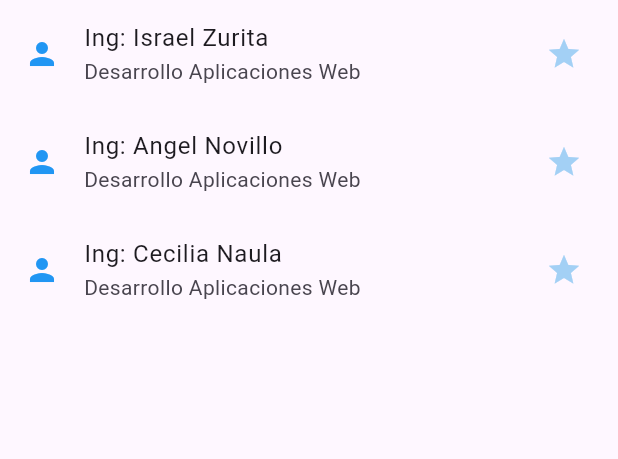
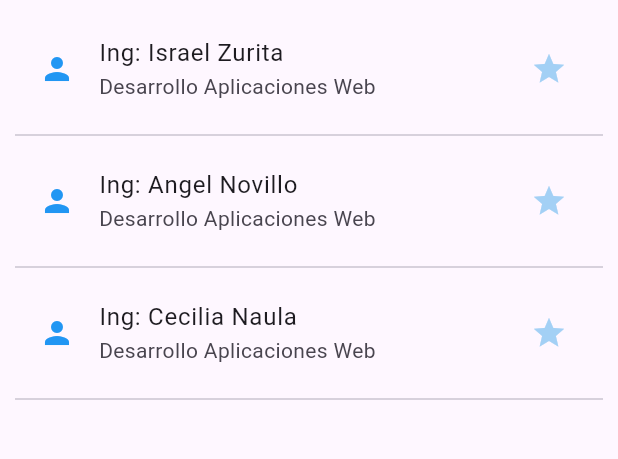
Before and after one commit to zvespinoza/directorio_ist, a Flutter app: the screen it shows after launch, on a phone screen of 412 x 824 dp, the part 84-543 px from its top. Run offline on Flutter 3.47's test engine with Material 3 defaults, Android fonts, the phone set to English and light mode, and no system bars.

Commit message:
Agregacion Padding

```diff
--- a/lib/main.dart
+++ b/lib/main.dart
@@ -17,6 +17,7 @@ class MainApp extends StatelessWidget {
           foregroundColor: Colors.amber,
         ),
         body: ListView(
+          padding: EdgeInsets.all(10),
           children: <Widget>[
             ListTile(
               leading: Icon(Icons.person, color: Colors.blue),
@@ -24,18 +25,21 @@ class MainApp extends StatelessWidget {
               subtitle: Text("Desarrollo Aplicaciones Web"),
               trailing: Icon(Icons.star, color: const Color.fromARGB(255, 163, 208, 245)),
             ),
+            Divider(),
             ListTile(
               leading: Icon(Icons.person, color: Colors.blue),
               title: Text("Ing: Angel Novillo"),
               subtitle: Text("Desarrollo Aplicaciones Web"),
               trailing: Icon(Icons.star, color: const Color.fromARGB(255, 163, 208, 245)),
             ),
+            Divider(),
             ListTile(
               leading: Icon(Icons.person, color: Colors.blue),
               title: Text("Ing: Cecilia Naula"),
               subtitle: Text("Desarrollo Aplicaciones Web"),
               trailing: Icon(Icons.star, color: const Color.fromARGB(255, 163, 208, 245)),
             ),
+            Divider(),
           ],
         ),
       ),
```
